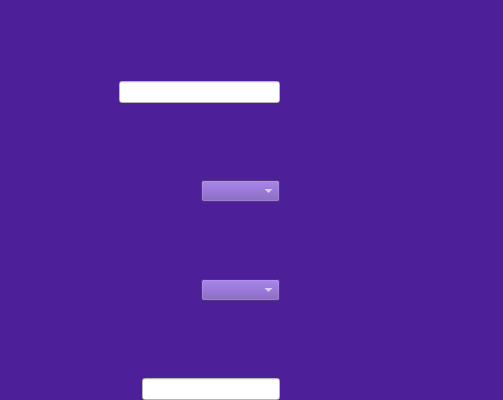
kieranmckenzie/teamworking_key_management_app, file addkey.ui: the form before one commit; both pictures show x 161 to 664 and y 0 to 400 of the 664 by 512 pixel window.
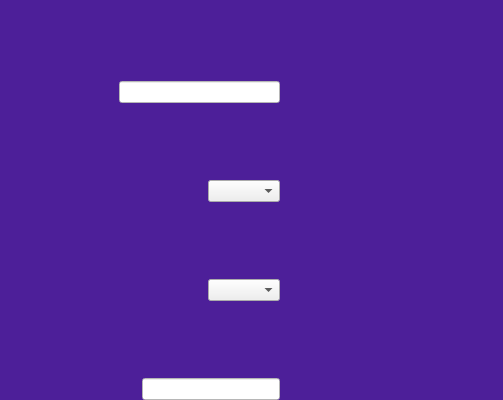
The form after the commit.

Patch:
```diff
--- a/addkey.ui
+++ b/addkey.ui
@@ -17,11 +17,6 @@
    <string notr="true">QDialog{
 	background-color: #4D1F99;
 }
-QComboBox{
-	background-color: #6F4AB1;
-	color: #FFFFFF;
-	font-weight: bold;
-}
 QLabel{
 	font-weight: bold;
 }
```
Left out of the diff: 2 changed lines with no effect on the pictures.
